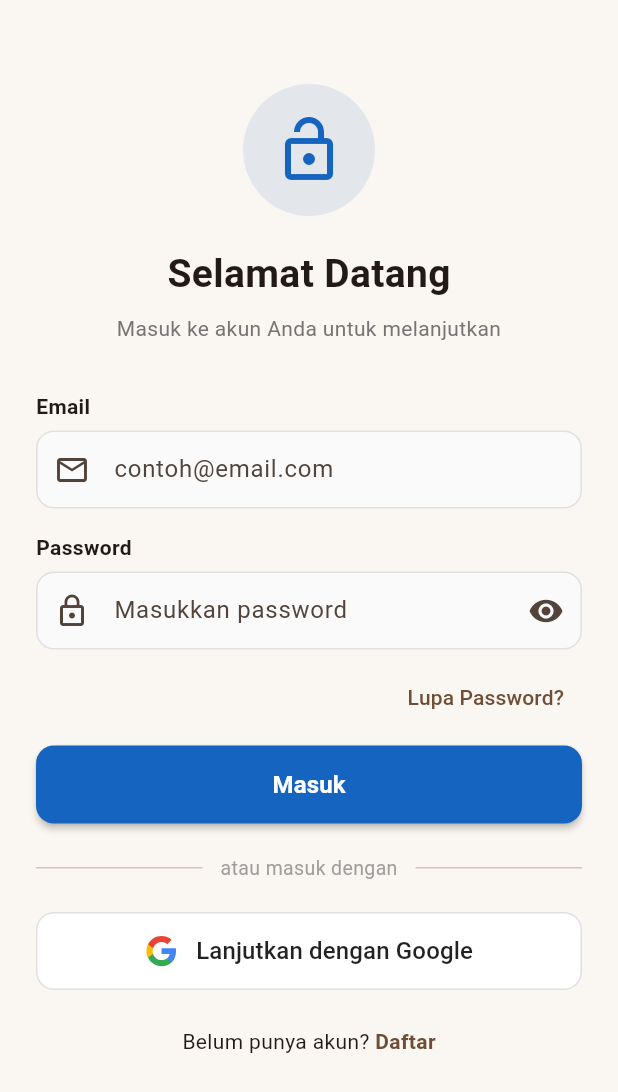
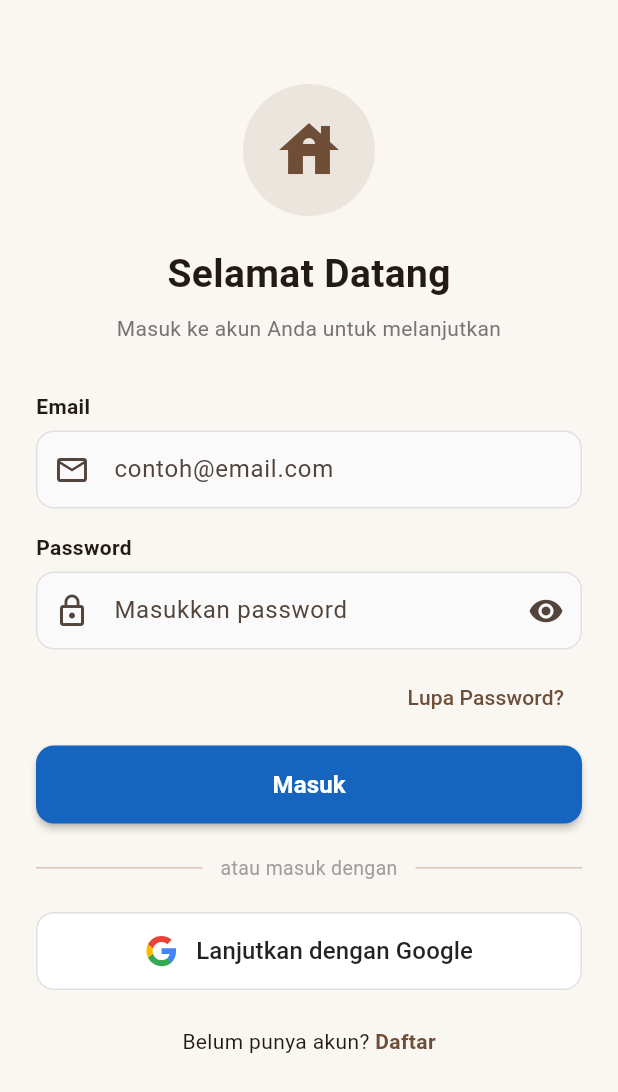
Before and after one commit to Felannn/matrial_1123150086_uts, a Flutter app: the screen it shows after launch, on a phone screen of 412 x 824 dp. Shown: the top 1092 px of the screen. Run offline on Flutter 3.47's test engine with Material 3 defaults, Android fonts, the phone set to English and light mode, and no system bars; our stand-ins replace dio, email_validator, equatable, firebase_auth, firebase_core, flutter_secure_storage and 2 more; accounts and stored records are empty.

Commit message:
chore: ganti icon

```diff
--- a/lib/features/auth/presentation/pages/login_page.dart
+++ b/lib/features/auth/presentation/pages/login_page.dart
@@ -119,9 +119,10 @@ class _LoginPageState extends State<LoginPage> {
                 children: [
                   const SizedBox(height: 32),
                   const AuthHeader(
-                    icon: Icons.lock_open_outlined,
+                    icon: Icons.house,
                     title: 'Selamat Datang',
                     subtitle: 'Masuk ke akun Anda untuk melanjutkan',
+                    iconColor: AppColors.primary,
                   ),
                   const SizedBox(height: 32),
                   CustomTextField(
```
